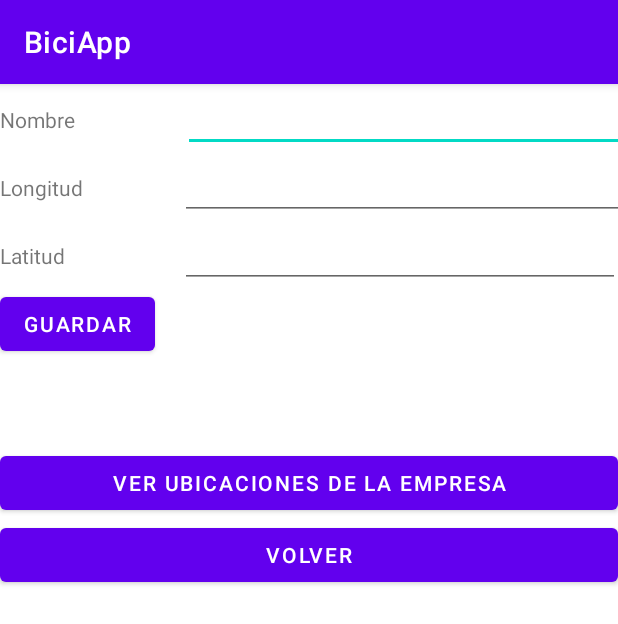
After one commit to DanielCamiloFierroGarcia/AppUsuariosEmpresasTurismo, an Android app: the registrarNuevaUbicacion screen opened directly, with no data from a screen before it, on a phone screen of 412 x 824 dp. The commit adds this screen. Shown: the top 624 px of the screen. Run offline under Robolectric (Android 15) with nearby library versions, the phone set to English and light mode, and no system bars; our stand-ins replace Firebase (no records; nobody signed in at launch, a user with empty details on screens opened directly).

Commit message:
registrar-ver-ubicaciones

```diff
--- a/app/src/main/java/com/example/aplicacionusuariosempresa/MainActivity.java
+++ b/app/src/main/java/com/example/aplicacionusuariosempresa/MainActivity.java
@@ -13,7 +13,7 @@ import android.widget.ProgressBar;
 import android.widget.TextView;
 import android.widget.Toast;
 
-import com.example.aplicacionusuariosempresa.R;
+import com.example.aplicacionusuariosempresa.Modelo.Usuario;
 import com.google.android.gms.tasks.OnCompleteListener;
 import com.google.android.gms.tasks.Task;
 import com.google.firebase.auth.AuthResult;
--- a/app/src/main/java/com/example/aplicacionusuariosempresa/Usuario.java
+++ b/app/src/main/java/com/example/aplicacionusuariosempresa/Modelo/Usuario.java
@@ -1,4 +1,4 @@
-package com.example.aplicacionusuariosempresa;
+package com.example.aplicacionusuariosempresa.Modelo;
 
 public class Usuario {
 
--- a/app/src/main/java/com/example/aplicacionusuariosempresa/Registrar.java
+++ b/app/src/main/java/com/example/aplicacionusuariosempresa/Registrar.java
@@ -13,6 +13,7 @@ import android.widget.ImageView;
 import android.widget.ProgressBar;
 import android.widget.Toast;
 
+import com.example.aplicacionusuariosempresa.Modelo.Usuario;
 import com.google.android.gms.tasks.OnCompleteListener;
 import com.google.android.gms.tasks.Task;
 import com.google.firebase.auth.AuthResult;
--- /dev/null
+++ b/app/src/main/java/com/example/aplicacionusuariosempresa/registrarNuevaUbicacion.java
@@ -0,0 +1,126 @@
+package com.example.aplicacionusuariosempresa;
+
+import androidx.annotation.NonNull;
+import androidx.appcompat.app.AppCompatActivity;
+
+import android.content.Intent;
+import android.os.Bundle;
+import android.view.View;
+import android.widget.Button;
+import android.widget.EditText;
+import android.widget.TextView;
+import android.widget.Toast;
+
+import com.example.aplicacionusuariosempresa.Modelo.Ubicacion;
+import com.google.android.gms.tasks.OnFailureListener;
+import com.google.android.gms.tasks.OnSuccessListener;
+import com.google.firebase.auth.FirebaseAuth;
+import com.google.firebase.database.DatabaseReference;
+import com.google.firebase.database.FirebaseDatabase;
+
+import java.util.regex.Matcher;
+import java.util.regex.Pattern;
+
+public class registrarNuevaUbicacion extends AppCompatActivity implements View.OnClickListener{
+
+    private EditText longitud; //X = longitud
+    private EditText latitud; // Y = latitud
+    private EditText nombre;
+    FirebaseDatabase database;
+    DatabaseReference myRef;
+
+    FirebaseAuth auth;
+
+    @Override
+    protected void onCreate(Bundle savedInstanceState) {
+
+      //  Toast.makeText(registrarNuevaUbicacion.this, "Inicio registro", Toast.LENGTH_SHORT).show();
+        super.onCreate(savedInstanceState);
+        setContentView(R.layout.activity_registrar_nueva_ubicacion);
+
+        Button buttonSave = findViewById(R.id.save);
+        nombre = findViewById(R.id.editTextTextPersonName);
+        longitud = findViewById(R.id.editTextX);
+        latitud = findViewById(R.id.editTextY);
+
+        database = FirebaseDatabase.getInstance();
+        myRef = database.getReference("Registro_ubicaciones");
+
+        auth = FirebaseAuth.getInstance();
+        buttonSave.setOnClickListener(view -> {
+
+            TextView text_nombre = findViewById(R.id.textView_nombre);
+            TextView text_longitud =  findViewById(R.id.textView_X);
+            TextView text_latitud =  findViewById(R.id.textView_Y);
+
+            TextView guardado_nombre =  findViewById(R.id.nombre_guardado);
+            TextView guardado_longitud =  findViewById(R.id.x_guardado);
+            TextView guardado_latitud = findViewById(R.id.y_guardado);
+
+            if(validarCoord(longitud.getText().toString()) && validarCoord(latitud.getText().toString())){
+
+                guardarInfo(longitud.getText().toString(), latitud.getText().toString(), nombre.getText().toString());
+                Toast.makeText(registrarNuevaUbicacion.this, "Se ha guardado", Toast.LENGTH_SHORT).show();
+
+                guardado_nombre.setVisibility(View.VISIBLE);
+                guardado_longitud.setVisibility(View.VISIBLE);
+                guardado_latitud.setVisibility(View.VISIBLE);
+
+                text_nombre.setText(nombre.getText().toString());
+                text_longitud.setText(longitud.getText().toString());
+                text_latitud.setText(latitud.getText().toString());
+
+            }else{
+                Toast.makeText(registrarNuevaUbicacion.this, "Error en las coordenadas", Toast.LENGTH_SHORT).show();
+
+                guardado_nombre.setVisibility(View.INVISIBLE);
+                guardado_longitud.setVisibility(View.INVISIBLE);
+                guardado_latitud.setVisibility(View.INVISIBLE);
+
+                text_nombre.setText("");
+                text_longitud.setText("");
+                text_latitud.setText("");
+            }
+        });
+        Button buttonVer = findViewById(R.id.ver_ubicaciones);
+
+        buttonVer.setOnClickListener(view -> {
+            startActivity(new Intent(registrarNuevaUbicacion.this, verUbicaciones.class));
+        });
+        Button buttonVolver= findViewById(R.id.volverAPerfil);
+
+        buttonVolver.setOnClickListener(view -> {
+            startActivity(new Intent(registrarNuevaUbicacion.this, PerfilUsuario.class));
+        });
+    }
+
+
+    public void guardarInfo(String longitud, String latitud, String nombre){
+
+        Ubicacion ubicacion =  new Ubicacion(longitud, latitud, nombre);
+        if(auth.getCurrentUser() != null){
+            myRef.child(auth.getCurrentUser().getUid()).child(ubicacion.getNombre()).setValue(ubicacion).addOnSuccessListener(new OnSuccessListener<Void>() {
+                @Override
+                public void onSuccess(Void unused) {
+                    Toast.makeText(registrarNuevaUbicacion.this, "Guardado correctamente", Toast.LENGTH_SHORT).show();
+                }
+            }).addOnFailureListener(new OnFailureListener() {
+                @Override
+                public void onFailure(@NonNull Exception e) {
+                    Toast.makeText(registrarNuevaUbicacion.this, "No se pudo guardar",Toast.LENGTH_SHORT).show();
+                }
+            });
+        }
+
+    }
+
+    @Override
+    public void onClick(View view) {
+
+    }
+    public boolean validarCoord(String coord){
+        Pattern p = Pattern.compile("[-]?[0-9]+[.]?[0-9]+");
+        Matcher m = p.matcher(coord);
+        return m.matches();
+    }
+}
--- /dev/null
+++ b/app/src/main/res/layout/activity_registrar_nueva_ubicacion.xml
@@ -0,0 +1,134 @@
+<?xml version="1.0" encoding="utf-8"?>
+<LinearLayout
+    xmlns:android="http://schemas.android.com/apk/res/android"
+    xmlns:tools="http://schemas.android.com/tools"
+    android:layout_width="match_parent"
+    android:layout_height="match_parent"
+    android:orientation="vertical"
+    tools:context=".registrarNuevaUbicacion">
+    <LinearLayout
+        android:layout_width="match_parent"
+        android:layout_height="wrap_content"
+        android:orientation="horizontal">
+
+        <TextView
+            android:id="@+id/Nombre"
+            android:layout_width="122dp"
+            android:layout_height="wrap_content"
+            android:text="@string/nombre" />
+
+        <EditText
+            android:id="@+id/editTextTextPersonName"
+            android:layout_width="450dp"
+            android:layout_height="wrap_content"
+            android:inputType="textPersonName" />
+
+    </LinearLayout>
+
+    <LinearLayout
+        android:layout_width="match_parent"
+        android:layout_height="wrap_content"
+        android:orientation="horizontal">
+
+        <TextView
+            android:id="@+id/x"
+            android:layout_width="120dp"
+            android:layout_height="wrap_content"
+            android:text="Longitud " />
+
+        <EditText
+            android:id="@+id/editTextX"
+            android:layout_width="450dp"
+            android:layout_height="wrap_content"
+            android:ems="10"
+            android:inputType="textPersonName" />
+    </LinearLayout>
+
+    <LinearLayout
+        android:layout_width="match_parent"
+        android:layout_height="wrap_content"
+        android:orientation="horizontal">
+
+        <TextView
+            android:id="@+id/y"
+            android:layout_width="120dp"
+            android:layout_height="wrap_content"
+            android:text="Latitud " />
+
+        <EditText
+            android:id="@+id/editTextY"
+            android:layout_width="293dp"
+            android:layout_height="wrap_content"
+            android:ems="10"
+            android:inputType="textPersonName" />
+    </LinearLayout>
+
+    <Button
+        android:id="@+id/save"
+        android:layout_width="wrap_content"
+        android:layout_height="wrap_content"
+        android:text="@string/guardar" />
+
+    <LinearLayout
+        android:layout_width="wrap_content"
+        android:layout_height="wrap_content"
+        android:orientation="horizontal">
+
+        <TextView
+            android:id="@+id/nombre_guardado"
+            android:layout_width="match_parent"
+            android:layout_height="wrap_content"
+            android:text="@string/nombre"
+            android:visibility="invisible" />
+
+        <TextView
+            android:id="@+id/textView_nombre"
+            android:layout_width="367dp"
+            android:layout_height="wrap_content" />
+    </LinearLayout>
+
+    <LinearLayout
+        android:layout_width="match_parent"
+        android:layout_height="wrap_content"
+        android:orientation="horizontal">
+
+        <TextView
+            android:id="@+id/x_guardado"
+            android:layout_width="wrap_content"
+            android:layout_height="match_parent"
+            android:text="@string/longitud"
+            android:visibility="invisible" />
+        <TextView
+            android:id="@+id/textView_X"
+            android:layout_width="wrap_content"
+            android:layout_height="wrap_content" />
+    </LinearLayout>
+
+    <LinearLayout
+        android:layout_width="match_parent"
+        android:layout_height="wrap_content"
+        android:orientation="horizontal">
+        <TextView
+            android:id="@+id/y_guardado"
+            android:layout_width="wrap_content"
+            android:layout_height="wrap_content"
+            android:text="@string/latitud"
+            android:visibility="invisible"/>
+        <TextView
+            android:id="@+id/textView_Y"
+            android:layout_width="wrap_content"
+            android:layout_height="wrap_content" />
+    </LinearLayout>
+
+    <Button
+        android:id="@+id/ver_ubicaciones"
+        android:layout_width="match_parent"
+        android:layout_height="wrap_content"
+        android:text="@string/verUbicaciones" />
+    <Button
+        android:id="@+id/volverAPerfil"
+        android:layout_width="match_parent"
+        android:layout_height="wrap_content"
+        android:text="@string/volver" />
+
+</LinearLayout>
--- a/app/src/main/res/values/strings.xml
+++ b/app/src/main/res/values/strings.xml
@@ -4,7 +4,7 @@
     <string name="clave">Contraseña</string>
     <string name="login">LogIn</string>
     <string name="registrar">Registrar</string>
-    <string name="nombre">Nombre</string>
+    <string name="nombre">Nombre </string>
     <string name="edad">Edad</string>
     <string name="Genero">Genero</string>
     <string name="TerminarRegistro">Registrarse</string>
@@ -12,4 +12,12 @@
     <string name="Salir">Cerrar sesion</string>
     <string name="Editar">Editar perfil</string>
     <string name="Veces">Veces que se ha hecho login:</string>
+    <string name="registrarUbicacion">Registrar nueva ubicacion</string>
+    <string name="verUbicaciones">Ver ubicaciones de la empresa</string>
+    <string name="volver">Volver </string>
+    <string name="longitud">Longitud </string>
+    <string name="latitud">Latitud </string>
+    <string name="guardar">Guardar</string>
+    <string name="verEnMapa">Ver ubicaciones en mapa</string>
+    <string name="title_activity_ver_ubicacion_mapa">verUbicacionMapa</string>
 </resources>
--- a/build.gradle
+++ b/build.gradle
@@ -11,6 +11,7 @@ buildscript {
 plugins {
     id 'com.android.application' version '7.1.3' apply false
     id 'com.android.library' version '7.1.3' apply false
+    id 'com.google.android.libraries.mapsplatform.secrets-gradle-plugin' version '2.0.0' apply false
 }
 
 task clean(type: Delete) {
```
Also changed, not shown: app/build.gradle (+8 -3 lines), app/src/main/AndroidManifest.xml (+33 -3 lines), app/src/main/java/com/example/aplicacionusuariosempresa/Adaptadores/AdaptadorUbicacion.java (added, +64 -0 lines), app/src/main/java/com/example/aplicacionusuariosempresa/Modelo/Ubicacion.java (added, +38 -0 lines), app/src/main/java/com/example/aplicacionusuariosempresa/PerfilUsuario.java (+13 -1 lines), app/src/main/java/com/example/aplicacionusuariosempresa/verUbicacionMapa.java (added, +108 -0 lines), app/src/main/java/com/example/aplicacionusuariosempresa/verUbicaciones.java (added, +90 -0 lines), app/src/main/res/layout/activity_perfil_usuario.xml (+32 -10 lines), app/src/main/res/layout/activity_ver_ubicacion_mapa.xml (added, +9 -0 lines), app/src/main/res/layout/activity_ver_ubicaciones.xml (added, +26 -0 lines), app/src/main/res/layout/ubicacion_view.xml (added, +23 -0 lines).
